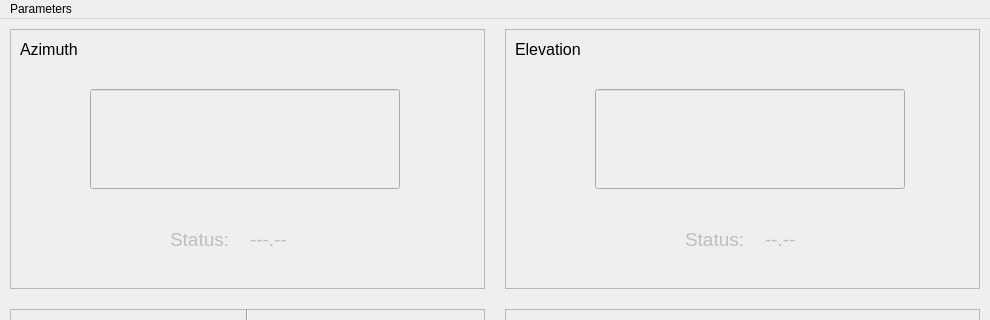
Qt form GUI_integrada/interfaces/rotatorControlPanelWindows.ui (RubenT17/FyCUS23-ground_station) before a commit; both pictures show x 0 to 990 and y 0 to 320 of the 990 by 600 pixel window.
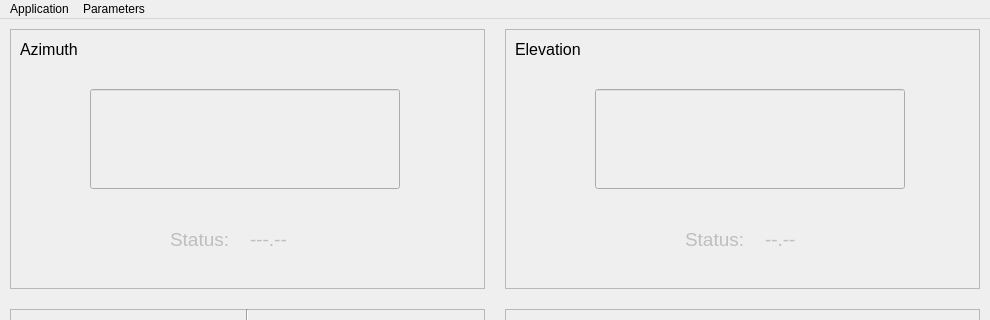
The same form after that commit.

Commit message: added display panel- tested version

Diff of the .ui file:
```diff
--- a/GUI_integrada/interfaces/rotatorControlPanelWindows.ui
+++ b/GUI_integrada/interfaces/rotatorControlPanelWindows.ui
@@ -771,6 +771,13 @@
     </widget>
     <addaction name="menuConfigure"/>
    </widget>
+   <widget class="QMenu" name="menuReload">
+    <property name="title">
+     <string>Application</string>
+    </property>
+    <addaction name="actReload"/>
+   </widget>
+   <addaction name="menuReload"/>
    <addaction name="menuParameters"/>
   </widget>
   <action name="actTrSendFreq">
```
Left out of the diff: 5 changed lines with no effect on the pictures. The commit also changes 8 other files.
